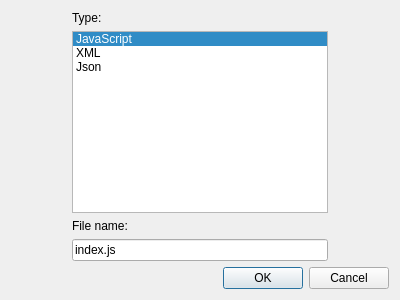
The window that QGameDev/DlgNewFile.ui (fynv/Three.V8) describes before a commit, drawn with Qt 5.
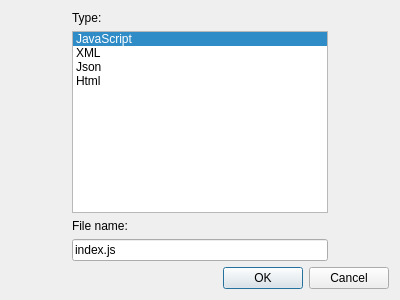
The same window after the commit. Icons and pictures are not drawn.

Commit message: QGameDev: enable HTML edit

Patch:
```diff
--- a/QGameDev/DlgNewFile.ui
+++ b/QGameDev/DlgNewFile.ui
@@ -92,6 +92,16 @@
            </iconset>
           </property>
          </item>
+         <item>
+          <property name="text">
+           <string>Html</string>
+          </property>
+          <property name="icon">
+           <iconset>
+            <normalon>:/images/html.png</normalon>
+           </iconset>
+          </property>
+         </item>
         </widget>
        </item>
        <item>
```
The commit also changes 9 other files.
